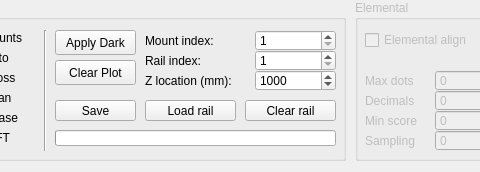
First picture: the form in line.ui, repository ahp-electronics/xc-gui, before the edit; both pictures show x 535 to 1015 and y 0 to 172 of the 1398 by 172 pixel window.
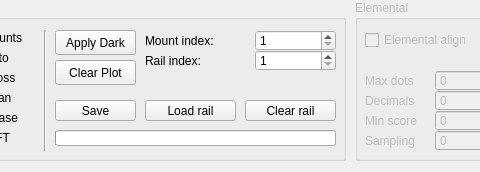
Second picture: the form after the edit.

Commit message: Add Z Axis to position lists

```diff
--- a/line.ui
+++ b/line.ui
@@ -771,38 +771,6 @@
      <string>Load rail</string>
     </property>
    </widget>
-   <widget class="QLabel" name="label_18">
-    <property name="geometry">
-     <rect>
-      <x>520</x>
-      <y>70</y>
-      <width>111</width>
-      <height>21</height>
-     </rect>
-    </property>
-    <property name="text">
-     <string>Z location (mm):</string>
-    </property>
-   </widget>
-   <widget class="QSpinBox" name="z_location">
-    <property name="geometry">
-     <rect>
-      <x>630</x>
-      <y>70</y>
-      <width>81</width>
-      <height>21</height>
-     </rect>
-    </property>
-    <property name="minimum">
-     <number>1</number>
-    </property>
-    <property name="maximum">
-     <number>1000000</number>
-    </property>
-    <property name="value">
-     <number>1000</number>
-    </property>
-   </widget>
    <widget class="QPushButton" name="clearRail">
     <property name="geometry">
      <rect>
```
The commit also changes 1 other file.
